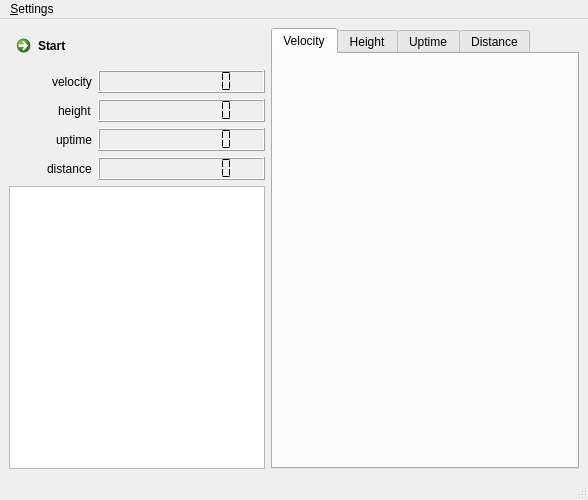
phch/davis-hyperloop, file gui/ui/main.ui: the form before one commit.
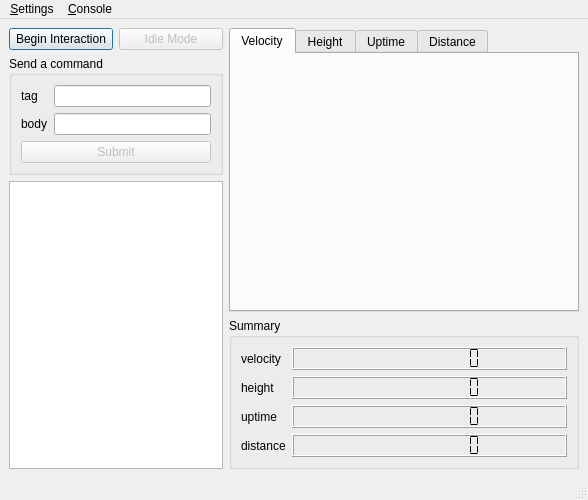
The form after the commit. The open tabs and pages were chosen to show the change.

Commit message: Add console to menu bar

Patch:
```diff
--- a/gui/ui/main.ui
+++ b/gui/ui/main.ui
@@ -14,115 +14,105 @@
    <string>Hyperloop Pod</string>
   </property>
   <widget class="QWidget" name="centralwidget">
-   <layout class="QGridLayout" name="gridLayout_2">
-    <item row="2" column="0">
-     <layout class="QVBoxLayout" name="verticalLayout">
+   <layout class="QHBoxLayout" name="horizontalLayout">
+    <item>
+     <layout class="QVBoxLayout" name="leftColumn" stretch="0,0,1">
       <item>
-       <widget class="QCommandLinkButton" name="startButton">
-        <property name="sizePolicy">
-         <sizepolicy hsizetype="Expanding" vsizetype="Preferred">
-          <horstretch>0</horstretch>
-          <verstretch>0</verstretch>
-         </sizepolicy>
-        </property>
-        <property name="text">
-         <string>Start</string>
-        </property>
-       </widget>
-      </item>
-      <item>
-       <layout class="QGridLayout" name="gridLayout">
-        <item row="2" column="0" alignment="Qt::AlignRight">
-         <widget class="QLabel" name="uptimeLabel">
+       <layout class="QHBoxLayout" name="mainButtonLayout">
+        <item>
+         <widget class="QPushButton" name="startButton">
           <property name="text">
-           <string>uptime</string>
+           <string>Begin Interaction</string>
           </property>
-         </widget>
-        </item>
-        <item row="1" column="1" colspan="2">
-         <widget class="QLCDNumber" name="heightLCD">
-          <property name="sizePolicy">
-           <sizepolicy hsizetype="Expanding" vsizetype="Minimum">
-            <horstretch>0</horstretch>
-            <verstretch>0</verstretch>
-           </sizepolicy>
+          <property name="autoExclusive">
+           <bool>false</bool>
           </property>
-          <property name="numDigits">
-           <number>10</number>
+          <property name="default">
+           <bool>true</bool>
           </property>
-          <property name="segmentStyle">
-           <enum>QLCDNumber::Flat</enum>
-          </property>
+          <attribute name="buttonGroup">
+           <string notr="true">buttonGroup</string>
+          </attribute>
          </widget>
         </item>
-        <item row="0" column="0" alignment="Qt::AlignRight">
-         <widget class="QLabel" name="velocityLabel">
-          <property name="text">
-           <string>velocity</string>
+        <item>
+         <widget class="QPushButton" name="pauseButton">
+          <property name="enabled">
+           <bool>false</bool>
           </property>
-         </widget>
-        </item>
-        <item row="1" column="0" alignment="Qt::AlignRight">
-         <widget class="QLabel" name="heightLabel">
           <property name="text">
-           <string>height</string>
+           <string>Idle Mode</string>
           </property>
-         </widget>
-        </item>
-        <item row="0" column="1" colspan="2">
-         <widget class="QLCDNumber" name="velocityLCD">
-          <property name="sizePolicy">
-           <sizepolicy hsizetype="Expanding" vsizetype="Minimum">
-            <horstretch>0</horstretch>
-            <verstretch>0</verstretch>
-           </sizepolicy>
+          <property name="autoDefault">
+           <bool>false</bool>
           </property>
-          <property name="numDigits">
-           <number>10</number>
+          <property name="default">
+           <bool>false</bool>
           </property>
-          <property name="segmentStyle">
-           <enum>QLCDNumber::Flat</enum>
-          </property>
-         </widget>
-        </item>
-        <item row="2" column="1" colspan="2">
-         <widget class="QLCDNumber" name="uptimeLCD">
-          <property name="sizePolicy">
-           <sizepolicy hsizetype="Expanding" vsizetype="Minimum">
-            <horstretch>0</horstretch>
-            <verstretch>0</verstretch>
-           </sizepolicy>
-          </property>
-          <property name="numDigits">
-           <number>10</number>
-          </property>
-          <property name="segmentStyle">
-           <enum>QLCDNumber::Flat</enum>
-          </property>
-         </widget>
-        </item>
-        <item row="3" column="0" alignment="Qt::AlignRight">
-         <widget class="QLabel" name="distanceLabel">
-          <property name="text">
-           <string>distance</string>
-          </property>
-         </widget>
-        </item>
-        <item row="3" column="1" colspan="2">
-         <widget class="QLCDNumber" name="distanceLCD">
-          <property name="smallDecimalPoint">
+          <property name="flat">
            <bool>false</bool>
           </property>
-          <property name="numDigits">
-           <number>10</number>
-          </property>
-          <property name="segmentStyle">
-           <enum>QLCDNumber::Flat</enum>
-          </property>
+          <attribute name="buttonGroup">
+           <string notr="true">buttonGroup</string>
+          </attribute>
          </widget>
         </item>
        </layout>
       </item>
+      <item>
+       <widget class="QGroupBox" name="commandBox">
+        <property name="title">
+         <string>Send a command</string>
+        </property>
+        <layout class="QVBoxLayout" name="verticalLayout">
+         <item>
+          <layout class="QFormLayout" name="commandForm">
+           <property name="fieldGrowthPolicy">
+            <enum>QFormLayout::AllNonFixedFieldsGrow</enum>
+           </property>
+           <item row="0" column="0">
+            <widget class="QLabel" name="tagLabel">
+             <property name="text">
+              <string>tag</string>
+             </property>
+            </widget>
+           </item>
+           <item row="0" column="1">
+            <widget class="QLineEdit" name="tagLineEdit">
+             <property name="maxLength">
+              <number>10</number>
+             </property>
+            </widget>
+           </item>
+           <item row="1" column="0">
+            <widget class="QLabel" name="bodyLabel">
+             <property name="text">
+              <string>body</string>
+             </property>
+            </widget>
+           </item>
+           <item row="1" column="1">
+            <widget class="QLineEdit" name="bodyLineEdit">
+             <property name="maxLength">
+              <number>50</number>
+             </property>
+            </widget>
+           </item>
+          </layout>
+         </item>
+         <item>
+          <widget class="QPushButton" name="pushButton">
+           <property name="enabled">
+            <bool>false</bool>
+           </property>
+           <property name="text">
+            <string>Submit</string>
+           </property>
+          </widget>
+         </item>
+        </layout>
+       </widget>
+      </item>
       <item>
        <widget class="QPlainTextEdit" name="networkLog">
         <property name="textInteractionFlags">
@@ -138,38 +128,168 @@
       </item>
      </layout>
     </item>
-    <item row="2" column="1">
-     <widget class="QTabWidget" name="tabWidget">
-      <property name="sizePolicy">
-       <sizepolicy hsizetype="Expanding" vsizetype="Expanding">
-        <horstretch>1</horstretch>
-        <verstretch>0</verstretch>
-       </sizepolicy>
-      </property>
-      <property name="currentIndex">
-       <number>0</number>
-      </property>
-      <widget class="QWidget" name="velocityTab">
-       <attribute name="title">
-        <string>Velocity</string>
-       </attribute>
-      </widget>
-      <widget class="QWidget" name="heightTab">
-       <attribute name="title">
-        <string>Height</string>
-       </attribute>
-      </widget>
-      <widget class="QWidget" name="uptimeTab">
-       <attribute name="title">
-        <string>Uptime</string>
-       </attribute>
-      </widget>
-      <widget class="QWidget" name="tab">
-       <attribute name="title">
-        <string>Distance</string>
-       </attribute>
-      </widget>
-     </widget>
+    <item>
+     <layout class="QVBoxLayout" name="rightColumn" stretch="2,0">
+      <item>
+       <widget class="QTabWidget" name="tabWidget">
+        <property name="sizePolicy">
+         <sizepolicy hsizetype="MinimumExpanding" vsizetype="Expanding">
+          <horstretch>1</horstretch>
+          <verstretch>0</verstretch>
+         </sizepolicy>
+        </property>
+        <property name="minimumSize">
+         <size>
+          <width>350</width>
+          <height>0</height>
+         </size>
+        </property>
+        <property name="currentIndex">
+         <number>3</number>
+        </property>
+        <widget class="QWidget" name="velocityTab">
+         <attribute name="title">
+          <string>Velocity</string>
+         </attribute>
+         <zorder>networkLog</zorder>
+        </widget>
+        <widget class="QWidget" name="heightTab">
+         <attribute name="title">
+          <string>Height</string>
+         </attribute>
+        </widget>
+        <widget class="QWidget" name="uptimeTab">
+         <attribute name="title">
+          <string>Uptime</string>
+         </attribute>
+        </widget>
+        <widget class="QWidget" name="distanceTab">
+         <attribute name="title">
+          <string>Distance</string>
+         </attribute>
+        </widget>
+       </widget>
+      </item>
+      <item>
+       <widget class="QGroupBox" name="summaryBox">
+        <property name="sizePolicy">
+         <sizepolicy hsizetype="Expanding" vsizetype="Preferred">
+          <horstretch>0</horstretch>
+          <verstretch>0</verstretch>
+         </sizepolicy>
+        </property>
+        <property name="title">
+         <string>Summary</string>
+        </property>
+        <layout class="QGridLayout" name="gridLayout_2">
+         <item row="0" column="0">
+          <widget class="QLabel" name="velocityLabel">
+           <property name="text">
+            <string>velocity</string>
+           </property>
+          </widget>
+         </item>
+         <item row="0" column="1">
+          <widget class="QLCDNumber" name="velocityLCD">
+           <property name="sizePolicy">
+            <sizepolicy hsizetype="Expanding" vsizetype="Minimum">
+             <horstretch>0</horstretch>
+             <verstretch>0</verstretch>
+            </sizepolicy>
+           </property>
+           <property name="numDigits">
+            <number>10</number>
+           </property>
+           <property name="segmentStyle">
+            <enum>QLCDNumber::Flat</enum>
+           </property>
+          </widget>
+         </item>
+         <item row="2" column="1">
+          <widget class="QLCDNumber" name="uptimeLCD">
+           <property name="sizePolicy">
+            <sizepolicy hsizetype="Expanding" vsizetype="Minimum">
+             <horstretch>0</horstretch>
+             <verstretch>0</verstretch>
+            </sizepolicy>
+           </property>
+           <property name="numDigits">
+            <number>10</number>
+           </property>
+           <property name="segmentStyle">
+            <enum>QLCDNumber::Flat</enum>
+           </property>
+          </widget>
+         </item>
+         <item row="1" column="1">
+          <widget class="QLCDNumber" name="heightLCD">
+           <property name="sizePolicy">
+            <sizepolicy hsizetype="Expanding" vsizetype="Minimum">
+             <horstretch>0</horstretch>
+             <verstretch>0</verstretch>
+            </sizepolicy>
+           </property>
+           <property name="numDigits">
+            <number>10</number>
+           </property>
+           <property name="segmentStyle">
+            <enum>QLCDNumber::Flat</enum>
+           </property>
+          </widget>
+         </item>
+         <item row="2" column="0">
+          <widget class="QLabel" name="uptimeLabel">
+           <property name="text">
+            <string>uptime</string>
+           </property>
+          </widget>
+         </item>
+         <item row="1" column="0">
+          <widget class="QLabel" name="heightLabel">
+           <property name="text">
+            <string>height</string>
+           </property>
+          </widget>
+         </item>
+         <item row="3" column="0">
+          <widget class="QLabel" name="distanceLabel">
+           <property name="text">
+            <string>distance</string>
+           </property>
+          </widget>
+         </item>
+         <item row="3" column="1">
+          <widget class="QLCDNumber" name="distanceLCD">
+           <property name="sizePolicy">
+            <sizepolicy hsizetype="Expanding" vsizetype="Minimum">
+             <horstretch>0</horstretch>
+             <verstretch>0</verstretch>
+            </sizepolicy>
+           </property>
+           <property name="smallDecimalPoint">
+            <bool>false</bool>
+           </property>
+           <property name="numDigits">
+            <number>10</number>
+           </property>
+           <property name="segmentStyle">
+            <enum>QLCDNumber::Flat</enum>
+           </property>
+          </widget>
+         </item>
+        </layout>
+        <zorder></zorder>
+        <zorder>velocityLabel</zorder>
+        <zorder>velocityLCD</zorder>
+        <zorder>heightLabel</zorder>
+        <zorder>heightLCD</zorder>
+        <zorder>uptimeLabel</zorder>
+        <zorder>uptimeLCD</zorder>
+        <zorder>distanceLabel</zorder>
+        <zorder>distanceLCD</zorder>
+       </widget>
+      </item>
+     </layout>
     </item>
    </layout>
   </widget>
@@ -188,7 +308,14 @@
     </property>
     <addaction name="actionNetwork"/>
    </widget>
+   <widget class="QMenu" name="menuConsole">
+    <property name="title">
+     <string>&amp;Console</string>
+    </property>
+    <addaction name="actionConsoleOpen"/>
+   </widget>
    <addaction name="menuSettings"/>
+   <addaction name="menuConsole"/>
   </widget>
   <widget class="QStatusBar" name="statusbar"/>
   <action name="actionNetwork">
```
Left out of the diff: 13 changed lines with no effect on the pictures. The commit also changes 2 other files.
